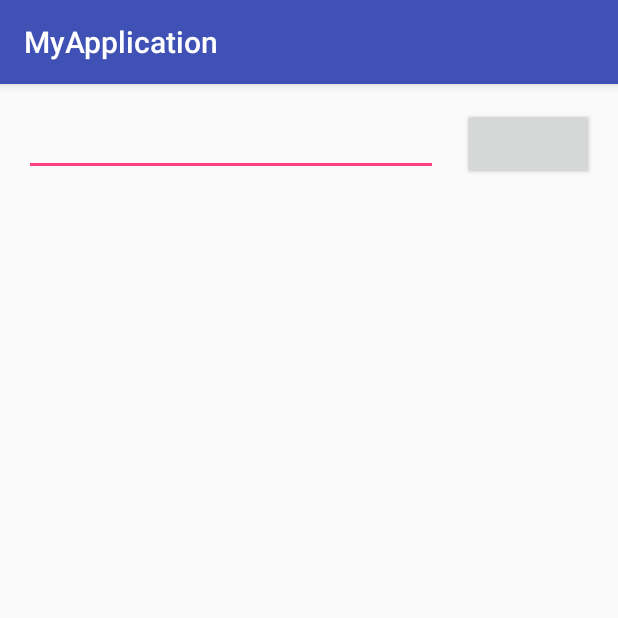
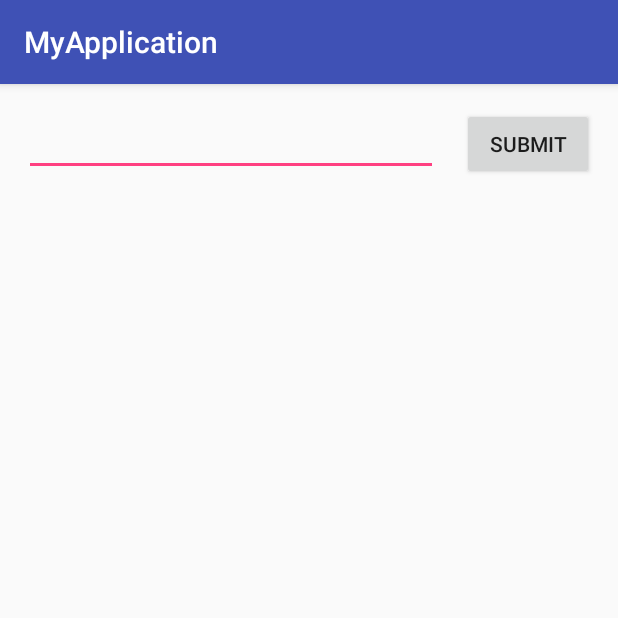
Before and after one commit to Ramiyaa/MyApplication, an Android app: the screen it shows after launch (MainActivity), on a phone screen of 412 x 824 dp, the top half of it. Run offline under Robolectric (Android 15) with nearby library versions, the phone set to English and light mode, and no system bars.

Commit message:
DisplayMessage to next activity

```diff
--- a/app/src/main/java/com/projects/ramg/myapplication/DisplayMessageActivity.java
+++ b/app/src/main/java/com/projects/ramg/myapplication/DisplayMessageActivity.java
@@ -6,9 +6,8 @@ import android.support.v7.app.AppCompatActivity;
 import android.widget.TextView;
 
 /**
- * Created by ramg on 5/4/2017.
+ * To display the message from parent activity to next activity
  */
-
 public class DisplayMessageActivity extends AppCompatActivity {
 
     @Override
@@ -18,7 +17,7 @@ public class DisplayMessageActivity extends AppCompatActivity {
 
         // Get the Intent that started this activity and extract the string
         Intent intent = getIntent();
-        String message = /*intent.getStringExtra(MainActivity.EXTRA_MESSAGE);*/"hiRaniyaa";
+        String message = intent.getStringExtra(MainActivity.EXTRA_MESSAGE);
 
         // Capture the layout's TextView and set the string as its text
         TextView textView = (TextView) findViewById(R.id.textView);
--- a/app/src/main/res/layout/activity_main.xml
+++ b/app/src/main/res/layout/activity_main.xml
@@ -11,8 +11,8 @@
         android:id="@+id/editText"
         android:layout_width="0dp"
         android:layout_height="wrap_content"
-        android:layout_marginLeft="16dp"
-        android:layout_marginRight="0dp"
+        android:layout_marginStart="16dp"
+        android:layout_marginEnd="0dp"
         android:layout_marginTop="16dp"
 
         android:inputType="textPersonName"
@@ -22,11 +22,13 @@
 
     <Button
         android:id="@+id/button"
+        android:text="@string/submit"
         android:layout_width="wrap_content"
         android:layout_height="wrap_content"
         android:layout_marginLeft="16dp"
         android:layout_marginRight="16dp"
-                app:layout_constraintBaseline_toBaselineOf="@+id/editText"
+        android:onClick="sendMessage"
+        app:layout_constraintBaseline_toBaselineOf="@+id/editText"
         app:layout_constraintLeft_toRightOf="@+id/editText"
         app:layout_constraintRight_toRightOf="parent" />
 </android.support.constraint.ConstraintLayout>
--- a/app/src/main/res/values/strings.xml
+++ b/app/src/main/res/values/strings.xml
@@ -1,3 +1,4 @@
 <resources>
     <string name="app_name">MyApplication</string>
+    <string name="submit">Submit</string>
 </resources>
```
Also changed, not shown: app/src/main/java/com/projects/ramg/myapplication/MainActivity.java (+10 -1 lines).
